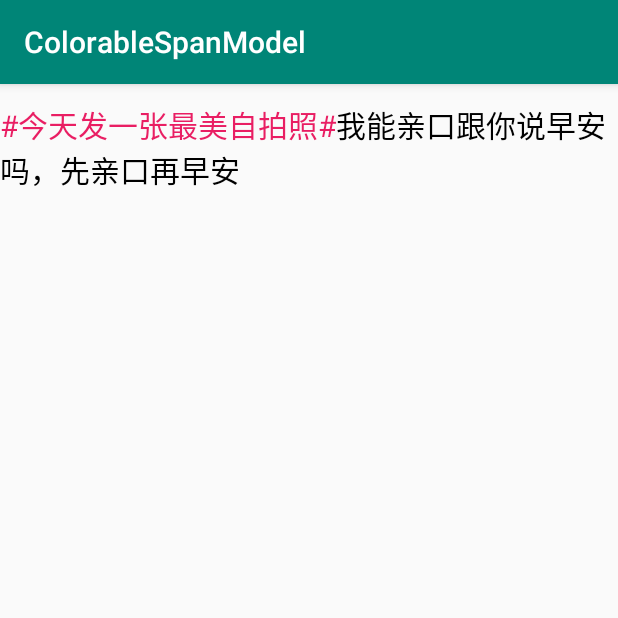
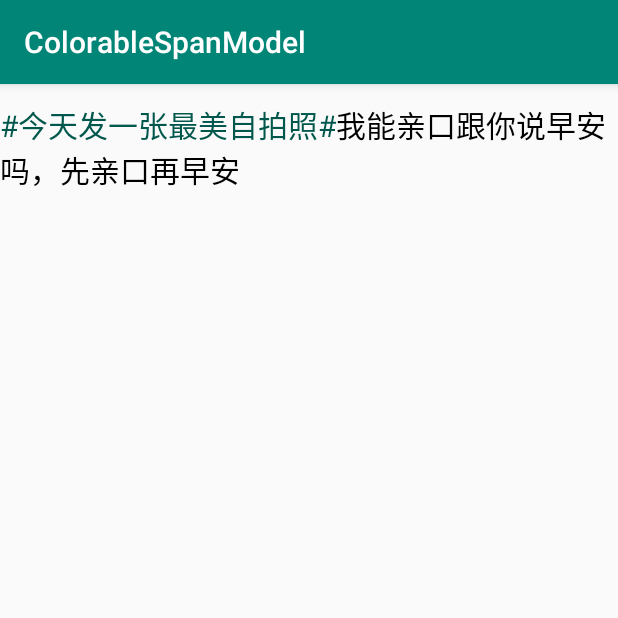
Before and after one commit to gfzy9876/ColorAbleSpan, an Android app: the screen it shows after launch (MainActivity), on a phone screen of 412 x 824 dp, the top half of it. Run offline under Robolectric (Android 15) with nearby library versions, the phone set to English and light mode, and no system bars.

Commit message:
添加preview

```diff
--- a/app/src/main/java/pers/zy/colorablespanmodel/MainActivity.kt
+++ b/app/src/main/java/pers/zy/colorablespanmodel/MainActivity.kt
@@ -5,7 +5,8 @@ import android.os.Bundle
 import android.view.View
 import android.widget.Toast
 import kotlinx.android.synthetic.main.activity_main.*
-import pers.zy.colorable_lib.ColorableTextView
+import pers.zy.colorable_lib.ColorAbleSpanMethod
+import pers.zy.colorable_lib.ColorAbleTextView
 
 class MainActivity : AppCompatActivity() {
 
@@ -13,10 +14,11 @@ class MainActivity : AppCompatActivity() {
         super.onCreate(savedInstanceState)
         setContentView(R.layout.activity_main)
 
-        tv_color_able.setColorAbleClickListener(0, 12, object : ColorableTextView.ColorClickListener {
+        tv_color_able.setColorAbleClickListener(0, 12, object : ColorAbleTextView.ColorClickListener {
             override fun onClick(widget: View) {
                 Toast.makeText(this@MainActivity, "点了", Toast.LENGTH_SHORT).show()
             }
         })
+        tv_color_able.setColorPressedMode(ColorAbleSpanMethod.MODE_ROUND)
     }
 }
--- a/app/src/main/res/layout/activity_main.xml
+++ b/app/src/main/res/layout/activity_main.xml
@@ -6,13 +6,15 @@
     android:layout_height="match_parent"
     tools:context=".MainActivity">
 
-    <pers.zy.colorable_lib.ColorableTextView
+    <pers.zy.colorable_lib.ColorAbleTextView
         android:id="@+id/tv_color_able"
         android:layout_width="wrap_content"
         android:text="#今天发一张最美自拍照#我能亲口跟你说早安吗，先亲口再早安"
         android:textSize="20sp"
         android:layout_marginTop="12dp"
         android:textColor="@android:color/black"
+        app:pressed_color="@color/colorAccent"
+        app:normal_color="@color/colorPrimaryDark"
         android:layout_height="wrap_content"/>
 
 </FrameLayout>
--- a/colorable_lib/src/main/java/pers/zy/colorable_lib/ColorableTextView.kt
+++ b/colorable_lib/src/main/java/pers/zy/colorable_lib/ColorAbleTextView.kt
@@ -14,17 +14,21 @@ import androidx.core.text.toSpannable
  * author zy
  * Have a nice day :)
  **/
-class ColorableTextView(context: Context, attrs: AttributeSet) : AppCompatTextView(context, attrs) {
+class ColorAbleTextView(context: Context, attrs: AttributeSet) : AppCompatTextView(context, attrs) {
 
     var normalColor: Int = context.resources.getColor(R.color.def_colorable_normal_color)
     var pressedColor: Int = context.resources.getColor(R.color.def_colorable_pressed_color)
-    private val spanMethod = ColorAbleSpanMethod.getInstance(pressedColor, ColorAbleSpanMethod.MODE_ROUND)
-
     init {
         val typedArray = context.obtainStyledAttributes(attrs, R.styleable.ColorAbleTextView)
         normalColor = context.resources.getColor(typedArray.getResourceId(R.styleable.ColorAbleTextView_normal_color, R.color.def_colorable_normal_color))
         pressedColor = context.resources.getColor(typedArray.getResourceId(R.styleable.ColorAbleTextView_pressed_color, R.color.def_colorable_pressed_color))
         typedArray.recycle()
+    }
+    private val spanMethod = ColorAbleSpanMethod.getInstance(pressedColor, ColorAbleSpanMethod.MODE_TEXT)
+
+    fun setColorPressedMode(mode: Int) {
+        spanMethod.mode = mode
+        invalidate()
     }
 
     override fun setText(text: CharSequence?, type: BufferType?) {
```
Also changed, not shown: 3 other files.
